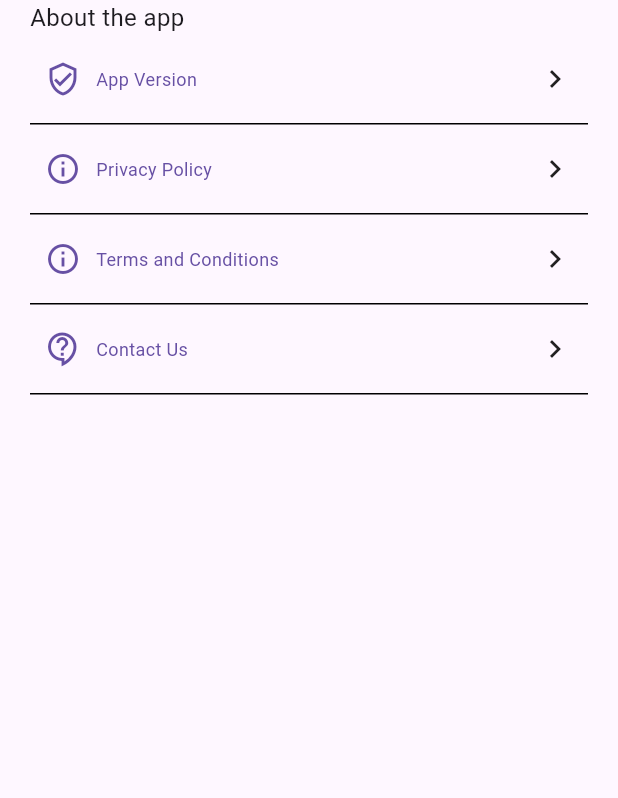
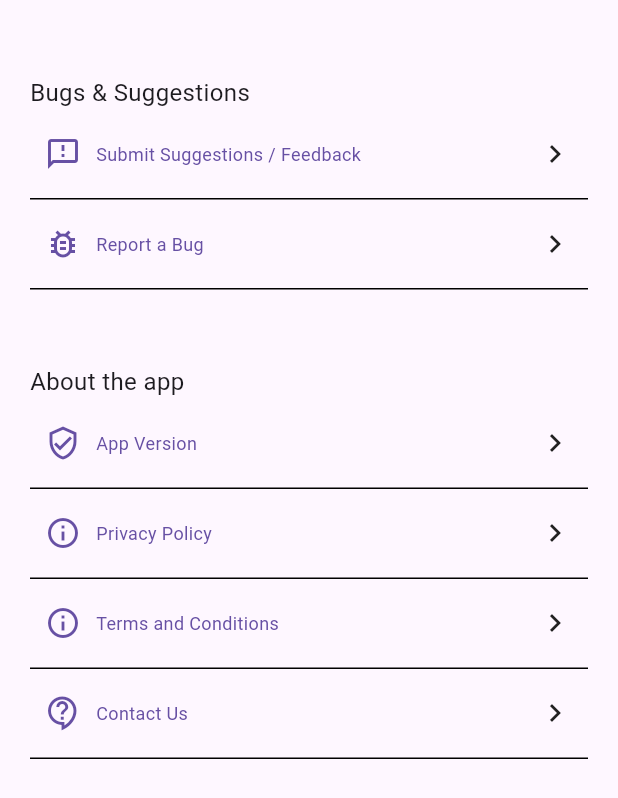
Before and after one commit to Tristaaaaan/Winr, a Flutter app: the SettingsScreen screen opened directly, on a phone screen of 412 x 824 dp. Shown: the top 798 px of the screen. Run offline on Flutter 3.47's test engine with Material 3 defaults, Android fonts, the phone set to English and light mode, and no system bars; our stand-ins replace flutter_hooks, flutter_riverpod, flutter_svg, freezed_annotation, go_router, hooks_riverpod and 4 more; accounts and stored records are empty.

Commit message:
feature: add bugs and suggestion forms

```diff
--- a/lib/core/apptext/app_text.dart
+++ b/lib/core/apptext/app_text.dart
@@ -11,7 +11,7 @@ class AppText {
   static const aboutUs = "About Us";
 
   static const aboutApp = "About the app";
-
+  static const bugAndSuggestion = "Bugs & Suggestions";
   static const help = "Help";
 
   static const appVersion = "App Version";
--- /dev/null
+++ b/lib/feature/settings/presentation/feedback_and_suggestions.dart
@@ -0,0 +1,42 @@
+import 'package:flutter/material.dart';
+import 'package:flutter_riverpod/flutter_riverpod.dart';
+import 'package:url_launcher/url_launcher.dart';
+import 'package:winr/core/apptext/app_text.dart';
+
+import '../../../common/components/container/profile_settings.dart';
+
+class BugSuggestionsReport extends ConsumerWidget {
+  const BugSuggestionsReport({super.key});
+
+  @override
+  Widget build(BuildContext context, WidgetRef ref) {
+    return Column(
+      crossAxisAlignment: CrossAxisAlignment.start,
+      children: [
+        Padding(
+          padding: const EdgeInsets.symmetric(horizontal: 20),
+          child: Text(AppText.bugAndSuggestion, style: TextStyle(fontSize: 16)),
+        ),
+
+        ProfileSettingsContainer(
+          withSwitch: false,
+          title: "Submit Suggestions / Feedback",
+          icon: Icons.feedback_outlined,
+          onTap: () async {
+            Uri url = Uri.parse("https://forms.gle/aSeGR1CEsvvpRthi7");
+            await launchUrl(url, mode: LaunchMode.externalApplication);
+          },
+        ),
+        ProfileSettingsContainer(
+          withSwitch: false,
+          title: "Report a Bug",
+          icon: Icons.bug_report_outlined,
+          onTap: () async {
+            Uri url = Uri.parse("https://forms.gle/QMxyk4X7FdA43pSi9");
+            await launchUrl(url, mode: LaunchMode.externalApplication);
+          },
+        ),
+      ],
+    );
+  }
+}
--- a/lib/feature/settings/presentation/settings_screen.dart
+++ b/lib/feature/settings/presentation/settings_screen.dart
@@ -1,6 +1,7 @@
 import 'package:flutter/material.dart';
 import 'package:flutter_riverpod/flutter_riverpod.dart';
 import 'package:winr/feature/settings/presentation/about_app.dart';
+import 'package:winr/feature/settings/presentation/feedback_and_suggestions.dart';
 
 class SettingsScreen extends ConsumerWidget {
   const SettingsScreen({super.key});
@@ -8,7 +9,21 @@ class SettingsScreen extends ConsumerWidget {
   @override
   Widget build(BuildContext context, WidgetRef ref) {
     return SafeArea(
-      child: Scaffold(body: Column(children: [AboutApp()])),
+      child: Scaffold(
+        body: CustomScrollView(
+          slivers: [
+            SliverList(
+              delegate: SliverChildListDelegate([
+                SizedBox(height: 50),
+
+                BugSuggestionsReport(),
+                SizedBox(height: 50),
+                AboutApp(),
+              ]),
+            ),
+          ],
+        ),
+      ),
     );
   }
 }
```
